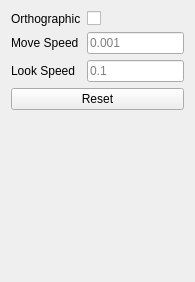
Above: include/ui/plugins/interactor_toolbox.ui from VRGroupRWTH/pli_view before the change. Below: the same form after it.
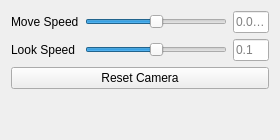
That is the form after the change.

```diff
--- a/include/ui/plugins/interactor_toolbox.ui
+++ b/include/ui/plugins/interactor_toolbox.ui
@@ -6,8 +6,8 @@
    <rect>
     <x>0</x>
     <y>0</y>
-    <width>195</width>
-    <height>282</height>
+    <width>280</width>
+    <height>140</height>
    </rect>
   </property>
   <property name="windowTitle">
@@ -15,39 +15,22 @@
   </property>
   <layout class="QGridLayout" name="gridLayout">
    <item row="0" column="0">
-    <widget class="QLabel" name="label_ortho">
-     <property name="text">
-      <string>Orthographic</string>
-     </property>
-    </widget>
-   </item>
-   <item row="0" column="1">
-    <widget class="QCheckBox" name="checkbox_ortho">
-     <property name="enabled">
-      <bool>true</bool>
-     </property>
-     <property name="layoutDirection">
-      <enum>Qt::LeftToRight</enum>
-     </property>
-     <property name="text">
-      <string/>
-     </property>
-     <property name="checked">
-      <bool>false</bool>
-     </property>
-    </widget>
-   </item>
-   <item row="1" column="0">
     <widget class="QLabel" name="label_move_speed">
+     <property name="sizePolicy">
+      <sizepolicy hsizetype="Preferred" vsizetype="Preferred">
+       <horstretch>0</horstretch>
+       <verstretch>0</verstretch>
+      </sizepolicy>
+     </property>
      <property name="text">
       <string>Move Speed</string>
      </property>
     </widget>
    </item>
-   <item row="1" column="1">
+   <item row="0" column="2">
     <widget class="QLineEdit" name="line_edit_move_speed">
      <property name="sizePolicy">
-      <sizepolicy hsizetype="Expanding" vsizetype="Fixed">
+      <sizepolicy hsizetype="Preferred" vsizetype="Preferred">
        <horstretch>1</horstretch>
        <verstretch>0</verstretch>
       </sizepolicy>
@@ -63,17 +46,48 @@
      </property>
     </widget>
    </item>
-   <item row="2" column="0">
+   <item row="1" column="0">
     <widget class="QLabel" name="label_look_speed">
+     <property name="sizePolicy">
+      <sizepolicy hsizetype="Preferred" vsizetype="Preferred">
+       <horstretch>0</horstretch>
+       <verstretch>0</verstretch>
+      </sizepolicy>
+     </property>
      <property name="text">
       <string>Look Speed</string>
      </property>
     </widget>
    </item>
-   <item row="2" column="1">
+   <item row="1" column="1">
+    <widget class="QSlider" name="slider_look_speed">
+     <property name="sizePolicy">
+      <sizepolicy hsizetype="Preferred" vsizetype="Preferred">
+       <horstretch>4</horstretch>
+       <verstretch>0</verstretch>
+      </sizepolicy>
+     </property>
+     <property name="minimumSize">
+      <size>
+       <width>0</width>
+       <height>0</height>
+      </size>
+     </property>
+     <property name="maximum">
+      <number>1000</number>
+     </property>
+     <property name="value">
+      <number>500</number>
+     </property>
+     <property name="orientation">
+      <enum>Qt::Horizontal</enum>
+     </property>
+    </widget>
+   </item>
+   <item row="1" column="2">
     <widget class="QLineEdit" name="line_edit_look_speed">
      <property name="sizePolicy">
-      <sizepolicy hsizetype="Expanding" vsizetype="Fixed">
+      <sizepolicy hsizetype="Preferred" vsizetype="Preferred">
        <horstretch>1</horstretch>
        <verstretch>0</verstretch>
       </sizepolicy>
@@ -89,18 +103,49 @@
      </property>
     </widget>
    </item>
-   <item row="3" column="0" colspan="2">
-    <widget class="QPushButton" name="button_reset">
+   <item row="2" column="0" colspan="3">
+    <widget class="QPushButton" name="button_reset_camera">
      <property name="enabled">
       <bool>true</bool>
      </property>
+     <property name="sizePolicy">
+      <sizepolicy hsizetype="Preferred" vsizetype="Preferred">
+       <horstretch>0</horstretch>
+       <verstretch>0</verstretch>
+      </sizepolicy>
+     </property>
      <property name="text">
-      <string>Reset</string>
+      <string>Reset Camera</string>
      </property>
     </widget>
    </item>
-   <item row="4" column="1">
-    <spacer name="verticalSpacer">
+   <item row="0" column="1">
+    <widget class="QSlider" name="slider_move_speed">
+     <property name="sizePolicy">
+      <sizepolicy hsizetype="Preferred" vsizetype="Preferred">
+       <horstretch>4</horstretch>
+       <verstretch>0</verstretch>
+      </sizepolicy>
+     </property>
+     <property name="minimumSize">
+      <size>
+       <width>0</width>
+       <height>0</height>
+      </size>
+     </property>
+     <property name="maximum">
+      <number>1000</number>
+     </property>
+     <property name="value">
+      <number>500</number>
+     </property>
+     <property name="orientation">
+      <enum>Qt::Horizontal</enum>
+     </property>
+    </widget>
+   </item>
+   <item row="3" column="0" colspan="3">
+    <spacer name="spacer">
      <property name="orientation">
       <enum>Qt::Vertical</enum>
      </property>
```
Left out of the diff: 7 changed lines with no effect on the pictures.
